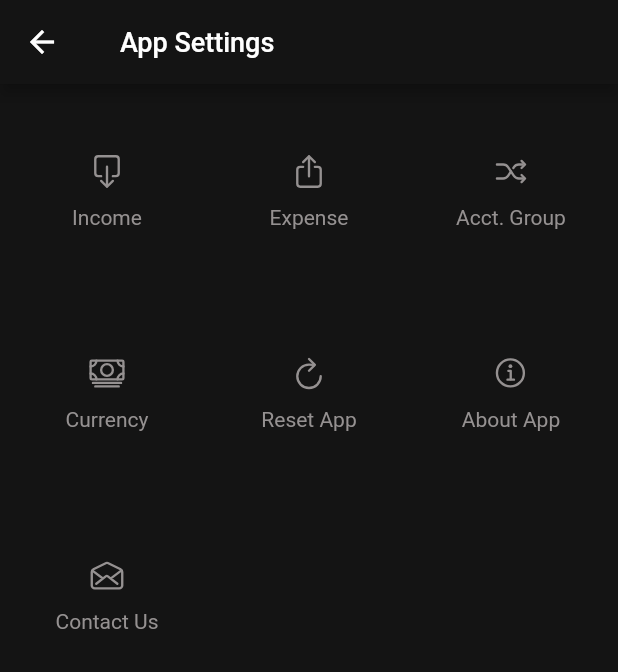
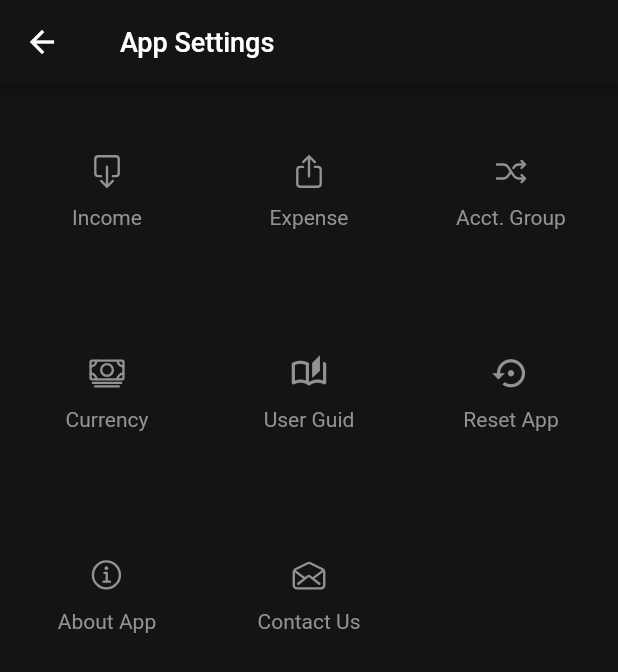
Before and after one commit to joyaljosephnote/Fin_Trackr, a Flutter app: the AppSettingsScreen screen opened directly, on a phone screen of 412 x 824 dp. Shown: the top 672 px of the screen. Run offline on Flutter 3.47's test engine with Material 2 defaults, Android fonts, the phone set to English and light mode, and no system bars; our stand-ins replace flutter_spinkit, google_fonts, hive_flutter, image_picker, ionicons, lottie and 6 more; missing offline and left inert: clipboard, currency_picker; accounts and stored records are empty; project files that could hold a hidden picture were left out.

Commit message:
application all features adde whith user guid

```diff
--- a/lib/constant/constant.dart
+++ b/lib/constant/constant.dart
@@ -107,3 +107,6 @@ gitHub() async {
     throw 'Could not launch $url';
   }
 }
+
+const videoURL = 'https://youtu.be/N7WB6w0GoH8';
+//User guid video
--- a/lib/screens/app_settings_screen/app_settings_screen.dart
+++ b/lib/screens/app_settings_screen/app_settings_screen.dart
@@ -5,6 +5,7 @@ import 'package:fin_trackr/screens/app_settings_screen/contact_us.dart';
 import 'package:fin_trackr/screens/app_settings_screen/currency_selector/currency_selector.dart';
 import 'package:fin_trackr/screens/app_settings_screen/expense_category_settings/expense_category_list_view.dart';
 import 'package:fin_trackr/screens/app_settings_screen/income_category_settings/income_category_list_view.dart';
+import 'package:fin_trackr/screens/app_settings_screen/user_guid/user_gaid_settings.dart';
 import 'package:flutter/material.dart';
 import 'package:ionicons/ionicons.dart';
 import 'dart:math' as math;
@@ -119,42 +120,6 @@ class AppSettingsScreen extends StatelessWidget {
                     ),
                   ),
                 ),
-                // InkWell(
-                //   splashFactory: NoSplash.splashFactory,
-                //   onTap: () {
-                //     Navigator.push(
-                //       context,
-                //       MaterialPageRoute(
-                //         builder: (context) => const AboutApp(),
-                //       ),
-                //     );
-                //   },
-                //   child: Container(
-                //     decoration: BoxDecoration(
-                //       borderRadius: BorderRadius.circular(20),
-                //     ),
-                //     child: const Column(
-                //       mainAxisAlignment: MainAxisAlignment.center,
-                //       children: [
-                //         Icon(
-                //           Ionicons.server_outline,
-                //           size: 25,
-                //           color: AppColor.ftBottomNavigatorUnSelectorColor,
-                //         ),
-                //         SizedBox(
-                //           height: 10,
-                //         ),
-                //         Text(
-                //           'Budget',
-                //           style: TextStyle(
-                //             color: AppColor.ftBottomNavigatorUnSelectorColor,
-                //             fontSize: 14,
-                //           ),
-                //         ),
-                //       ],
-                //     ),
-                //   ),
-                // ),
                 InkWell(
                   splashFactory: NoSplash.splashFactory,
                   onTap: () {
@@ -233,6 +198,42 @@ class AppSettingsScreen extends StatelessWidget {
                     Navigator.push(
                       context,
                       MaterialPageRoute(
+                        builder: (context) => const UserGuid(),
+                      ),
+                    );
+                  },
+                  child: Container(
+                    decoration: BoxDecoration(
+                      borderRadius: BorderRadius.circular(20),
+                    ),
+                    child: const Column(
+                      mainAxisAlignment: MainAxisAlignment.center,
+                      children: [
+                        Icon(
+                          Icons.auto_stories_outlined,
+                          size: 25,
+                          color: AppColor.ftBottomNavigatorUnSelectorColor,
+                        ),
+                        SizedBox(
+                          height: 10,
+                        ),
+                        Text(
+                          'User Guid',
+                          style: TextStyle(
+                            color: AppColor.ftBottomNavigatorUnSelectorColor,
+                            fontSize: 14,
+                          ),
+                        ),
+                      ],
+                    ),
+                  ),
+                ),
+                InkWell(
+                  splashFactory: NoSplash.splashFactory,
+                  onTap: () {
+                    Navigator.push(
+                      context,
+                      MaterialPageRoute(
                         builder: (context) => const ResetAppSettings(),
                       ),
                     );
@@ -245,7 +246,7 @@ class AppSettingsScreen extends StatelessWidget {
                       mainAxisAlignment: MainAxisAlignment.center,
                       children: [
                         Icon(
-                          Ionicons.refresh_outline,
+                          Icons.settings_backup_restore_outlined,
                           size: 25,
                           color: AppColor.ftBottomNavigatorUnSelectorColor,
                         ),
--- a/pubspec.yaml
+++ b/pubspec.yaml
@@ -40,6 +40,7 @@ dependencies:
   flutter_spinkit: ^5.2.0
   intl: ^0.18.0
   percent_indicator: ^4.2.3
+  youtube_player_flutter: ^8.1.2
   math_expressions: 2.3.1
   ionicons: 0.2.2
   url_launcher: 6.1.12
```
Also changed, not shown: lib/screens/app_settings_screen/user_guid/user_gaid_settings.dart (added, +84 -0 lines), lib/screens/statistics_screen/category_wise_statiscs.dart (+18 -6 lines), lib/screens/transaction_screen/transaction_screen.dart (+38 -52 lines), pubspec.lock, 1 other file.
